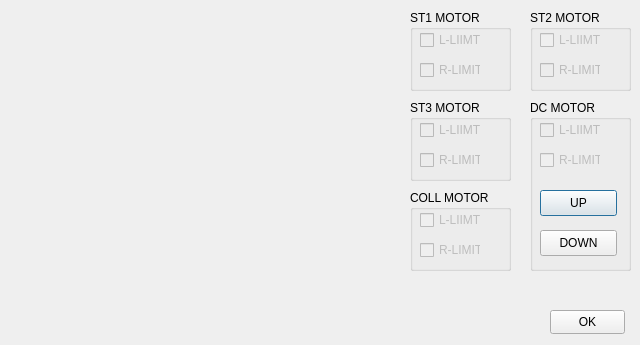
Above: ui/config.ui from k2hcis03/pixxgen_gui_qt_rev2 before the change. Below: the same form after it.
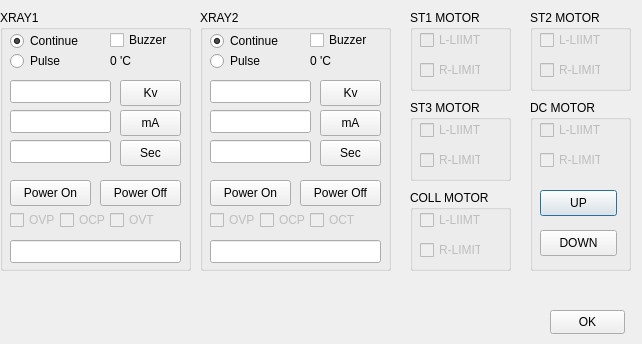
That is the form after the change.

Diff of the .ui file:
```diff
--- a/ui/config.ui
+++ b/ui/config.ui
@@ -6,8 +6,8 @@
    <rect>
     <x>0</x>
     <y>0</y>
-    <width>640</width>
-    <height>345</height>
+    <width>642</width>
+    <height>344</height>
    </rect>
   </property>
   <property name="windowTitle">
@@ -277,6 +277,454 @@
     <string>OK</string>
    </property>
   </widget>
+  <widget class="QGroupBox" name="groupBox_6">
+   <property name="geometry">
+    <rect>
+     <x>200</x>
+     <y>10</y>
+     <width>191</width>
+     <height>261</height>
+    </rect>
+   </property>
+   <property name="title">
+    <string>XRAY2</string>
+   </property>
+   <widget class="QRadioButton" name="radioButton_xray2_continue">
+    <property name="geometry">
+     <rect>
+      <x>10</x>
+      <y>20</y>
+      <width>97</width>
+      <height>22</height>
+     </rect>
+    </property>
+    <property name="text">
+     <string>Continue</string>
+    </property>
+    <property name="checked">
+     <bool>true</bool>
+    </property>
+   </widget>
+   <widget class="QRadioButton" name="radioButton_xray2_pulse">
+    <property name="geometry">
+     <rect>
+      <x>10</x>
+      <y>40</y>
+      <width>97</width>
+      <height>22</height>
+     </rect>
+    </property>
+    <property name="text">
+     <string>Pulse</string>
+    </property>
+   </widget>
+   <widget class="QCheckBox" name="checkBox_xray2_buzzer">
+    <property name="enabled">
+     <bool>true</bool>
+    </property>
+    <property name="geometry">
+     <rect>
+      <x>110</x>
+      <y>20</y>
+      <width>61</width>
+      <height>20</height>
+     </rect>
+    </property>
+    <property name="text">
+     <string>Buzzer</string>
+    </property>
+   </widget>
+   <widget class="QLineEdit" name="lineEdit_xray2_kv">
+    <property name="geometry">
+     <rect>
+      <x>10</x>
+      <y>70</y>
+      <width>101</width>
+      <height>23</height>
+     </rect>
+    </property>
+   </widget>
+   <widget class="QLineEdit" name="lineEdit_xray2_ma">
+    <property name="geometry">
+     <rect>
+      <x>10</x>
+      <y>100</y>
+      <width>101</width>
+      <height>23</height>
+     </rect>
+    </property>
+   </widget>
+   <widget class="QLineEdit" name="lineEdit_xray2_time">
+    <property name="geometry">
+     <rect>
+      <x>10</x>
+      <y>130</y>
+      <width>101</width>
+      <height>23</height>
+     </rect>
+    </property>
+   </widget>
+   <widget class="QLineEdit" name="lineEdit_xray2_status">
+    <property name="geometry">
+     <rect>
+      <x>10</x>
+      <y>230</y>
+      <width>171</width>
+      <height>23</height>
+     </rect>
+    </property>
+   </widget>
+   <widget class="QPushButton" name="pushButton_xray2_kv">
+    <property name="geometry">
+     <rect>
+      <x>120</x>
+      <y>70</y>
+      <width>61</width>
+      <height>26</height>
+     </rect>
+    </property>
+    <property name="text">
+     <string>Kv</string>
+    </property>
+   </widget>
+   <widget class="QPushButton" name="pushButton_xray2_ma">
+    <property name="geometry">
+     <rect>
+      <x>120</x>
+      <y>100</y>
+      <width>61</width>
+      <height>26</height>
+     </rect>
+    </property>
+    <property name="text">
+     <string>mA</string>
+    </property>
+   </widget>
+   <widget class="QPushButton" name="pushButton_xray2_sec">
+    <property name="geometry">
+     <rect>
+      <x>120</x>
+      <y>130</y>
+      <width>61</width>
+      <height>26</height>
+     </rect>
+    </property>
+    <property name="text">
+     <string>Sec</string>
+    </property>
+   </widget>
+   <widget class="QPushButton" name="pushButton_xray2_power_on">
+    <property name="geometry">
+     <rect>
+      <x>10</x>
+      <y>170</y>
+      <width>81</width>
+      <height>26</height>
+     </rect>
+    </property>
+    <property name="text">
+     <string>Power On</string>
+    </property>
+   </widget>
+   <widget class="QPushButton" name="pushButton_xray2_power_off">
+    <property name="geometry">
+     <rect>
+      <x>100</x>
+      <y>170</y>
+      <width>81</width>
+      <height>26</height>
+     </rect>
+    </property>
+    <property name="text">
+     <string>Power Off</string>
+    </property>
+   </widget>
+   <widget class="QCheckBox" name="checkBox_xray2_ovp">
+    <property name="enabled">
+     <bool>false</bool>
+    </property>
+    <property name="geometry">
+     <rect>
+      <x>10</x>
+      <y>200</y>
+      <width>61</width>
+      <height>20</height>
+     </rect>
+    </property>
+    <property name="text">
+     <string>OVP</string>
+    </property>
+   </widget>
+   <widget class="QCheckBox" name="checkBox_xray2_ocp">
+    <property name="enabled">
+     <bool>false</bool>
+    </property>
+    <property name="geometry">
+     <rect>
+      <x>60</x>
+      <y>200</y>
+      <width>61</width>
+      <height>20</height>
+     </rect>
+    </property>
+    <property name="text">
+     <string>OCP</string>
+    </property>
+   </widget>
+   <widget class="QCheckBox" name="checkBox_xray2_ovt">
+    <property name="enabled">
+     <bool>false</bool>
+    </property>
+    <property name="geometry">
+     <rect>
+      <x>110</x>
+      <y>200</y>
+      <width>61</width>
+      <height>20</height>
+     </rect>
+    </property>
+    <property name="text">
+     <string>OCT</string>
+    </property>
+   </widget>
+   <widget class="QLabel" name="label_xray2_temp">
+    <property name="geometry">
+     <rect>
+      <x>110</x>
+      <y>40</y>
+      <width>51</width>
+      <height>21</height>
+     </rect>
+    </property>
+    <property name="text">
+     <string>0 'C</string>
+    </property>
+   </widget>
+  </widget>
+  <widget class="QGroupBox" name="groupBox_7">
+   <property name="geometry">
+    <rect>
+     <x>0</x>
+     <y>10</y>
+     <width>191</width>
+     <height>261</height>
+    </rect>
+   </property>
+   <property name="title">
+    <string>XRAY1</string>
+   </property>
+   <widget class="QRadioButton" name="radioButton_xray1_continue">
+    <property name="geometry">
+     <rect>
+      <x>10</x>
+      <y>20</y>
+      <width>97</width>
+      <height>22</height>
+     </rect>
+    </property>
+    <property name="text">
+     <string>Continue</string>
+    </property>
+    <property name="checked">
+     <bool>true</bool>
+    </property>
+   </widget>
+   <widget class="QRadioButton" name="radioButton_xray1_pulse">
+    <property name="geometry">
+     <rect>
+      <x>10</x>
+      <y>40</y>
+      <width>97</width>
+      <height>22</height>
+     </rect>
+    </property>
+    <property name="text">
+     <string>Pulse</string>
+    </property>
+   </widget>
+   <widget class="QCheckBox" name="checkBox_xray1_buzzer">
+    <property name="enabled">
+     <bool>true</bool>
+    </property>
+    <property name="geometry">
+     <rect>
+      <x>110</x>
+      <y>20</y>
+      <width>61</width>
+      <height>20</height>
+     </rect>
+    </property>
+    <property name="text">
+     <string>Buzzer</string>
+    </property>
+   </widget>
+   <widget class="QLineEdit" name="lineEdit_xray1_kv">
+    <property name="geometry">
+     <rect>
+      <x>10</x>
+      <y>70</y>
+      <width>101</width>
+      <height>23</height>
+     </rect>
+    </property>
+   </widget>
+   <widget class="QLineEdit" name="lineEdit_xray1_ma">
+    <property name="geometry">
+     <rect>
+      <x>10</x>
+      <y>100</y>
+      <width>101</width>
+      <height>23</height>
+     </rect>
+    </property>
+   </widget>
+   <widget class="QLineEdit" name="lineEdit_xray1_time">
+    <property name="geometry">
+     <rect>
+      <x>10</x>
+      <y>130</y>
+      <width>101</width>
+      <height>23</height>
+     </rect>
+    </property>
+   </widget>
+   <widget class="QLineEdit" name="lineEdit_xray1_status">
+    <property name="geometry">
+     <rect>
+      <x>10</x>
+      <y>230</y>
+      <width>171</width>
+      <height>23</height>
+     </rect>
+    </property>
+   </widget>
+   <widget class="QPushButton" name="pushButton_xray1_kv">
+    <property name="geometry">
+     <rect>
+      <x>120</x>
+      <y>70</y>
+      <width>61</width>
+      <height>26</height>
+     </rect>
+    </property>
+    <property name="text">
+     <string>Kv</string>
+    </property>
+   </widget>
+   <widget class="QPushButton" name="pushButton_xray1_ma">
+    <property name="geometry">
+     <rect>
+      <x>120</x>
+      <y>100</y>
+      <width>61</width>
+      <height>26</height>
+     </rect>
+    </property>
+    <property name="text">
+     <string>mA</string>
+    </property>
+   </widget>
+   <widget class="QPushButton" name="pushButton_xray1_sec">
+    <property name="geometry">
+     <rect>
+      <x>120</x>
+      <y>130</y>
+      <width>61</width>
+      <height>26</height>
+     </rect>
+    </property>
+    <property name="text">
+     <string>Sec</string>
+    </property>
+   </widget>
+   <widget class="QPushButton" name="pushButton_xray1_power_on">
+    <property name="geometry">
+     <rect>
+      <x>10</x>
+      <y>170</y>
+      <width>81</width>
+      <height>26</height>
+     </rect>
+    </property>
+    <property name="text">
+     <string>Power On</string>
+    </property>
+   </widget>
+   <widget class="QPushButton" name="pushButton_xray1_power_off">
+    <property name="geometry">
+     <rect>
+      <x>100</x>
+      <y>170</y>
+      <width>81</width>
+      <height>26</height>
+     </rect>
+    </property>
+    <property name="text">
+     <string>Power Off</string>
+    </property>
+   </widget>
+   <widget class="QCheckBox" name="checkBox_xray1_ovp">
+    <property name="enabled">
+     <bool>false</bool>
+    </property>
+    <property name="geometry">
+     <rect>
+      <x>10</x>
+      <y>200</y>
+      <width>61</width>
+      <height>20</height>
+     </rect>
+    </property>
+    <property name="text">
+     <string>OVP</string>
+    </property>
+   </widget>
+   <widget class="QCheckBox" name="checkBox_xray1_ocp">
+    <property name="enabled">
+     <bool>false</bool>
+    </property>
+    <property name="geometry">
+     <rect>
+      <x>60</x>
+      <y>200</y>
+      <width>61</width>
+      <height>20</height>
+     </rect>
+    </property>
+    <property name="text">
+     <string>OCP</string>
+    </property>
+   </widget>
+   <widget class="QCheckBox" name="checkBox_xray1_ovt">
+    <property name="enabled">
+     <bool>false</bool>
+    </property>
+    <property name="geometry">
+     <rect>
+      <x>110</x>
+      <y>200</y>
+      <width>61</width>
+      <height>20</height>
+     </rect>
+    </property>
+    <property name="text">
+     <string>OVT</string>
+    </property>
+   </widget>
+   <widget class="QLabel" name="label_xray1_temp">
+    <property name="geometry">
+     <rect>
+      <x>110</x>
+      <y>40</y>
+      <width>51</width>
+      <height>21</height>
+     </rect>
+    </property>
+    <property name="text">
+     <string>0 'C</string>
+    </property>
+   </widget>
+  </widget>
  </widget>
  <resources/>
  <connections/>
```
